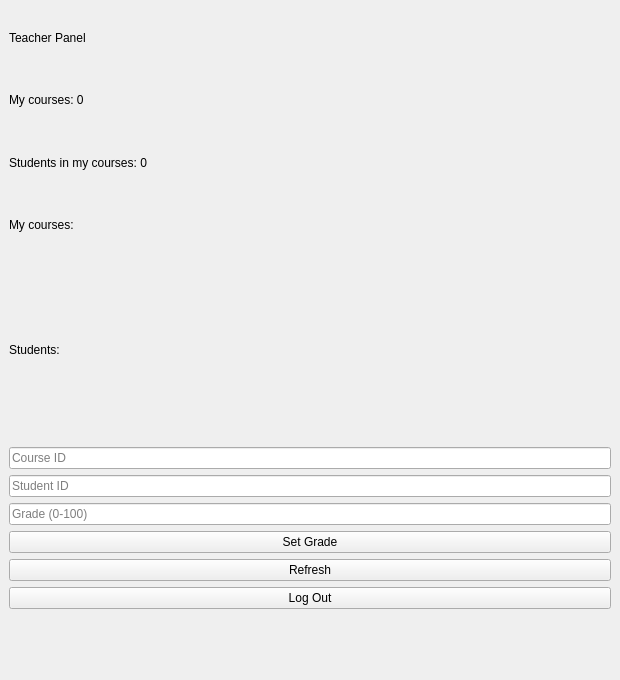
First picture: the form in teacherwindow.ui, repository neabdullokh-code/OOP-project, before the edit.
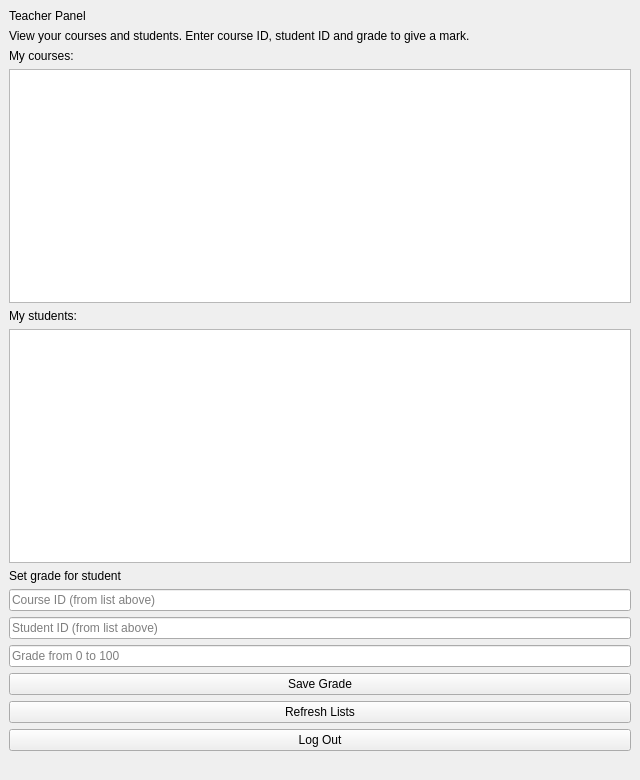
Second picture: the form after the edit.

Commit message: refactor: Remove .gitignore file and update UI components across AdminWindow, StudentWindow, TeacherWindow, and LoginWindow for improved user feedback and consistency in messaging

```diff
--- a/teacherwindow.ui
+++ b/teacherwindow.ui
@@ -6,8 +6,8 @@
    <rect>
     <x>0</x>
     <y>0</y>
-    <width>620</width>
-    <height>680</height>
+    <width>640</width>
+    <height>780</height>
    </rect>
   </property>
   <property name="windowTitle">
@@ -25,14 +25,10 @@
     <item>
      <widget class="QLabel" name="coursesCountLabel">
       <property name="text">
-       <string>My courses: 0</string>
+       <string>View your courses and students. Enter course ID, student ID and grade to give a mark.</string>
       </property>
-     </widget>
-    </item>
-    <item>
-     <widget class="QLabel" name="studentsCountLabel">
-      <property name="text">
-       <string>Students in my courses: 0</string>
+      <property name="wordWrap">
+       <bool>true</bool>
       </property>
      </widget>
     </item>
@@ -44,64 +40,77 @@
      </widget>
     </item>
     <item>
-     <widget class="QLabel" name="coursesListLabel">
-      <property name="text">
-       <string/>
-      </property>
-      <property name="wordWrap">
+     <widget class="QTextEdit" name="coursesTextEdit">
+      <property name="readOnly">
        <bool>true</bool>
       </property>
+      <property name="minimumSize">
+       <size>
+        <width>0</width>
+        <height>90</height>
+       </size>
+      </property>
      </widget>
     </item>
     <item>
      <widget class="QLabel" name="studentsHeaderLabel">
       <property name="text">
-       <string>Students:</string>
+       <string>My students:</string>
       </property>
      </widget>
     </item>
     <item>
-     <widget class="QLabel" name="studentsListLabel">
-      <property name="text">
-       <string/>
-      </property>
-      <property name="wordWrap">
+     <widget class="QTextEdit" name="studentsTextEdit">
+      <property name="readOnly">
        <bool>true</bool>
+      </property>
+      <property name="minimumSize">
+       <size>
+        <width>0</width>
+        <height>120</height>
+       </size>
+      </property>
+     </widget>
+    </item>
+    <item>
+     <widget class="QLabel" name="gradeSectionLabel">
+      <property name="text">
+       <string>Set grade for student</string>
       </property>
      </widget>
     </item>
     <item>
      <widget class="QLineEdit" name="courseIdLineEdit">
       <property name="placeholderText">
-       <string>Course ID</string>
+       <string>Course ID (from list above)</string>
       </property>
      </widget>
     </item>
     <item>
      <widget class="QLineEdit" name="studentIdLineEdit">
       <property name="placeholderText">
-       <string>Student ID</string>
+       <string>Student ID (from list above)</string>
       </property>
      </widget>
     </item>
     <item>
      <widget class="QLineEdit" name="gradeLineEdit">
       <property name="placeholderText">
-       <string>Grade (0-100)</string>
+       <string>Grade from 0 to 100</string>
       </property>
      </widget>
     </item>
     <item>
      <widget class="QPushButton" name="setGradeButton">
       <property name="text">
-       <string>Set Grade</string>
+       <string>Save Grade</string>
       </property>
      </widget>
     </item>
     <item>
      <widget class="QPushButton" name="refreshButton">
       <property name="text">
-       <string>Refresh</string>
+       <string>Refresh Lists</string>
       </property>
      </widget>
     </item>
```
Left out of the diff: 6 changed lines with no effect on the pictures. The commit also changes 12 other files.
